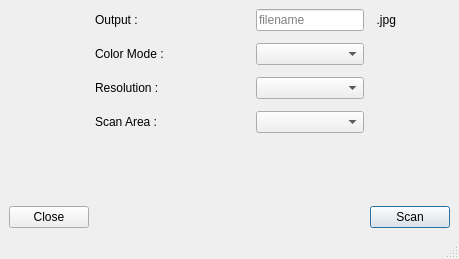
This is pix_scan/mainwindow.ui in ksharindam/pix-scan as Qt 5 draws it before an edit. The edited form follows.
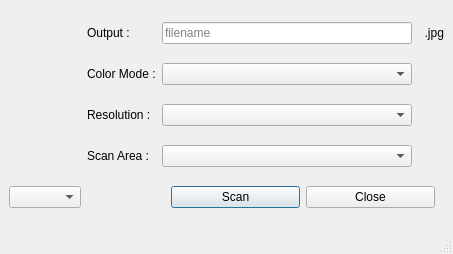
This is the edited form. Icons and pictures are not drawn.

Patch:
```diff
--- a/pix_scan/mainwindow.ui
+++ b/pix_scan/mainwindow.ui
@@ -6,18 +6,15 @@
    <rect>
     <x>0</x>
     <y>0</y>
-    <width>459</width>
-    <height>259</height>
+    <width>453</width>
+    <height>254</height>
    </rect>
   </property>
   <property name="windowTitle">
    <string>Scan Photo</string>
   </property>
   <widget class="QWidget" name="centralwidget">
-   <layout class="QGridLayout" name="gridLayout" columnstretch="0,0,1,0,0">
-    <property name="verticalSpacing">
-     <number>12</number>
-    </property>
+   <layout class="QGridLayout" name="gridLayout" columnstretch="0,0,0,0,0">
     <item row="1" column="3">
      <widget class="QComboBox" name="comboColor"/>
     </item>
@@ -35,16 +32,6 @@
       </property>
      </widget>
     </item>
-    <item row="1" column="0" rowspan="3">
-     <widget class="QLabel" name="scannerLabel">
-      <property name="text">
-       <string/>
-      </property>
-      <property name="pixmap">
-       <pixmap resource="../files/resources.qrc">:/scanner.png</pixmap>
-      </property>
-     </widget>
-    </item>
     <item row="0" column="4">
      <widget class="QLabel" name="labelExt">
       <property name="text">
@@ -59,19 +46,6 @@
       </property>
      </widget>
     </item>
-    <item row="4" column="4">
-     <spacer name="verticalSpacer">
-      <property name="orientation">
-       <enum>Qt::Vertical</enum>
-      </property>
-      <property name="sizeHint" stdset="0">
-       <size>
-        <width>20</width>
-        <height>40</height>
-       </size>
-      </property>
-     </spacer>
-    </item>
     <item row="3" column="3">
      <widget class="QComboBox" name="comboArea"/>
     </item>
@@ -82,23 +56,10 @@
       </property>
      </widget>
     </item>
-    <item row="5" column="0">
-     <widget class="QPushButton" name="closeBtn">
+    <item row="0" column="1">
+     <widget class="QLabel" name="label">
       <property name="text">
-       <string>Close</string>
-      </property>
-      <property name="shortcut">
-       <string>Esc</string>
-      </property>
-     </widget>
-    </item>
-    <item row="5" column="4">
-     <widget class="QPushButton" name="scanBtn">
-      <property name="text">
-       <string>Scan</string>
-      </property>
-      <property name="default">
-       <bool>true</bool>
+       <string>Output :</string>
       </property>
      </widget>
     </item>
@@ -109,13 +70,54 @@
       </property>
      </widget>
     </item>
-    <item row="0" column="1">
-     <widget class="QLabel" name="label">
+    <item row="5" column="3" colspan="2">
+     <widget class="QWidget" name="widget" native="true">
+      <layout class="QHBoxLayout" name="horizontalLayout">
+       <property name="topMargin">
+        <number>0</number>
+       </property>
+       <property name="bottomMargin">
+        <number>0</number>
+       </property>
+       <item>
+        <widget class="QPushButton" name="scanBtn">
+         <property name="text">
+          <string>Scan</string>
+         </property>
+         <property name="icon">
+          <iconset theme="scanner"/>
+         </property>
+         <property name="default">
+          <bool>true</bool>
+         </property>
+        </widget>
+       </item>
+       <item>
+        <widget class="QPushButton" name="closeBtn">
+         <property name="text">
+          <string>Close</string>
+         </property>
+         <property name="shortcut">
+          <string>Esc</string>
+         </property>
+        </widget>
+       </item>
+      </layout>
+     </widget>
+    </item>
+    <item row="0" column="0" rowspan="4">
+     <widget class="QLabel" name="scannerLabel">
       <property name="text">
-       <string>Output :</string>
+       <string/>
+      </property>
+      <property name="pixmap">
+       <pixmap resource="../files/resources.qrc">:/scanner.png</pixmap>
       </property>
      </widget>
     </item>
+    <item row="5" column="0">
+     <widget class="QComboBox" name="comboDevice"/>
+    </item>
    </layout>
   </widget>
   <widget class="QStatusBar" name="statusbar"/>
```
